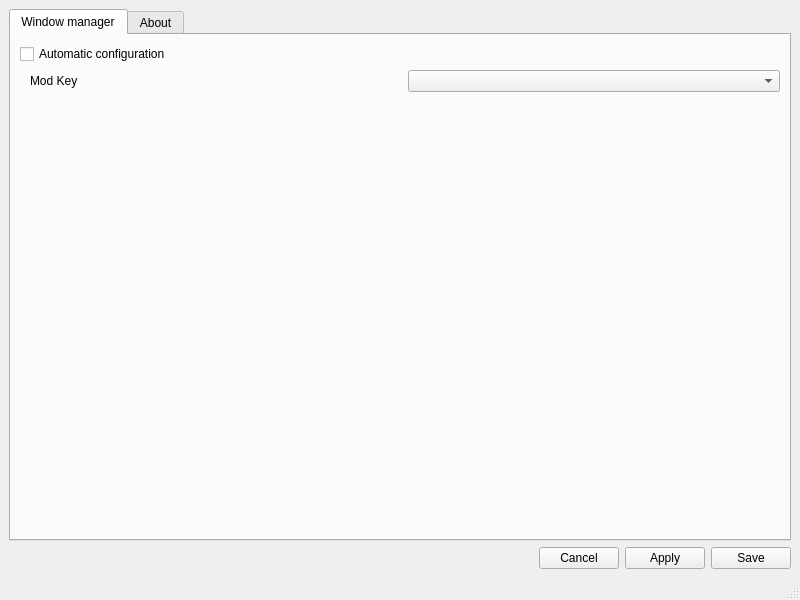
First picture: the form in UI/SettingsManager/mainwindow.ui, repository trickypr/linux-game-console, before the edit.
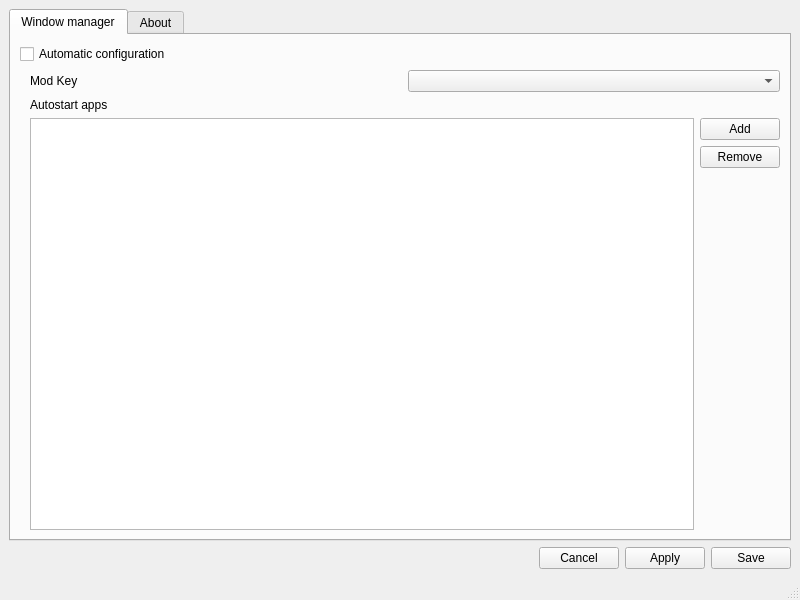
Second picture: the form after the edit.

Commit message: Settings: Add autostart apps

What changed in the file:
```diff
--- a/UI/SettingsManager/mainwindow.ui
+++ b/UI/SettingsManager/mainwindow.ui
@@ -67,6 +67,51 @@
             </item>
            </layout>
           </item>
+          <item>
+           <widget class="QLabel" name="label_3">
+            <property name="text">
+             <string>Autostart apps</string>
+            </property>
+           </widget>
+          </item>
+          <item>
+           <layout class="QHBoxLayout" name="horizontalLayout_3">
+            <item>
+             <widget class="QListWidget" name="listWidgetAutoStart"/>
+            </item>
+            <item>
+             <layout class="QVBoxLayout" name="verticalLayout_4">
+              <item>
+               <widget class="QPushButton" name="pushButtonAutoStartNew">
+                <property name="text">
+                 <string>Add</string>
+                </property>
+               </widget>
+              </item>
+              <item>
+               <widget class="QPushButton" name="pushButtonAutoStartRemove">
+                <property name="text">
+                 <string>Remove</string>
+                </property>
+               </widget>
+              </item>
+              <item>
+               <spacer name="verticalSpacer_3">
+                <property name="orientation">
+                 <enum>Qt::Vertical</enum>
+                </property>
+                <property name="sizeHint" stdset="0">
+                 <size>
+                  <width>20</width>
+                  <height>40</height>
+                 </size>
+                </property>
+               </spacer>
+              </item>
+             </layout>
+            </item>
+           </layout>
+          </item>
          </layout>
         </item>
        </layout>
```
Left out of the diff: 2 changed lines with no effect on the pictures. The commit also changes 28 other files.
